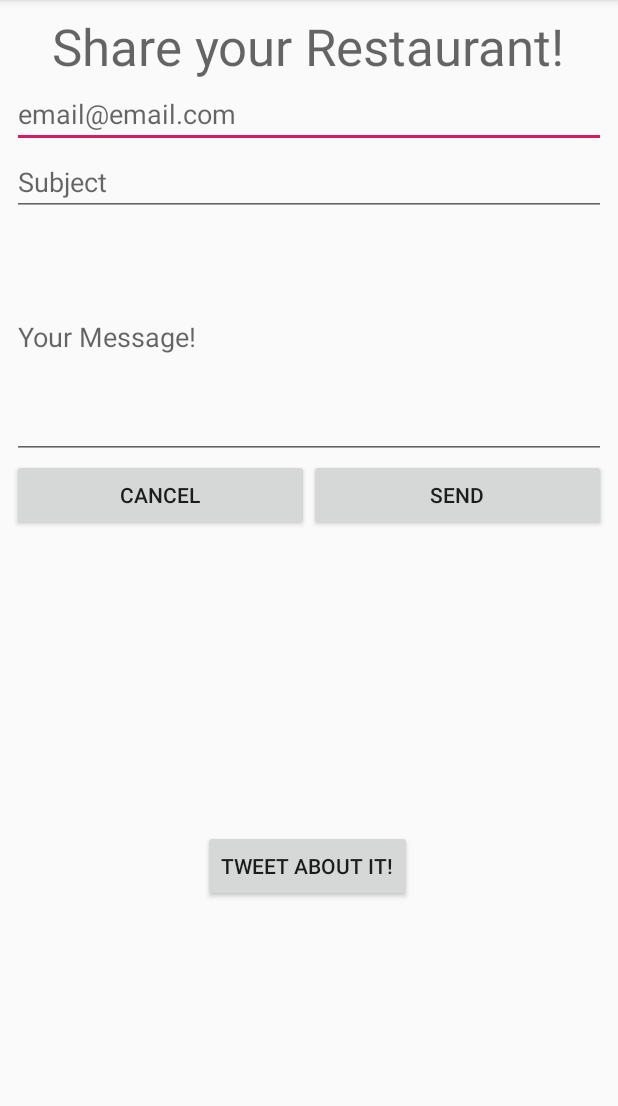
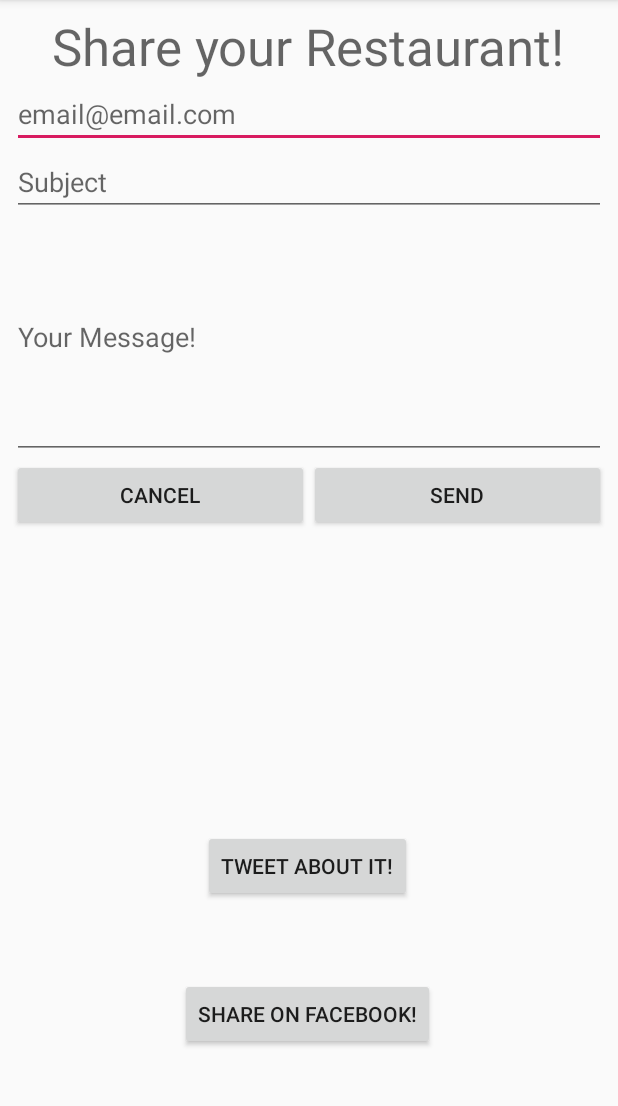
Before and after one commit to habdallah005/AndroidFinalProject, an Android app: the ShareActivity screen opened directly, with no data from a screen before it, on a phone screen of 412 x 824 dp, the part 84-1190 px from its top. Run offline under Robolectric (Android 15) with nearby library versions, the phone set to English and light mode, and no system bars.

Commit message:
added a facebook share button

```diff
--- a/app/src/main/res/layout/activity_share.xml
+++ b/app/src/main/res/layout/activity_share.xml
@@ -98,4 +98,19 @@
         app:layout_constraintEnd_toEndOf="parent"
         app:layout_constraintStart_toStartOf="parent"
         app:layout_constraintTop_toBottomOf="@+id/linearLayout" />
+
+    <Button
+        android:id="@+id/btnFacebook"
+        android:layout_width="wrap_content"
+        android:layout_height="wrap_content"
+        android:layout_marginStart="147dp"
+        android:layout_marginLeft="147dp"
+        android:layout_marginEnd="149dp"
+        android:layout_marginRight="149dp"
+        android:layout_marginBottom="18dp"
+        android:text="@string/facebook"
+        app:layout_constraintBottom_toBottomOf="parent"
+        app:layout_constraintEnd_toEndOf="parent"
+        app:layout_constraintStart_toStartOf="parent"
+        app:layout_constraintTop_toBottomOf="@+id/btnTwitter" />
 </android.support.constraint.ConstraintLayout>
--- a/app/src/main/res/values/strings.xml
+++ b/app/src/main/res/values/strings.xml
@@ -12,4 +12,5 @@
     <string name="my_restaurants">My Restaurants</string>
     <string name="title_activity_maps">Map</string>
     <string name="twitter">Tweet about it!</string>
+    <string name="facebook">Share on Facebook!</string>
 </resources>
```
Also changed, not shown: app/src/main/java/com/example/abdallah/AndroidRestaurant/ShareActivity.java (+10 -0 lines).
